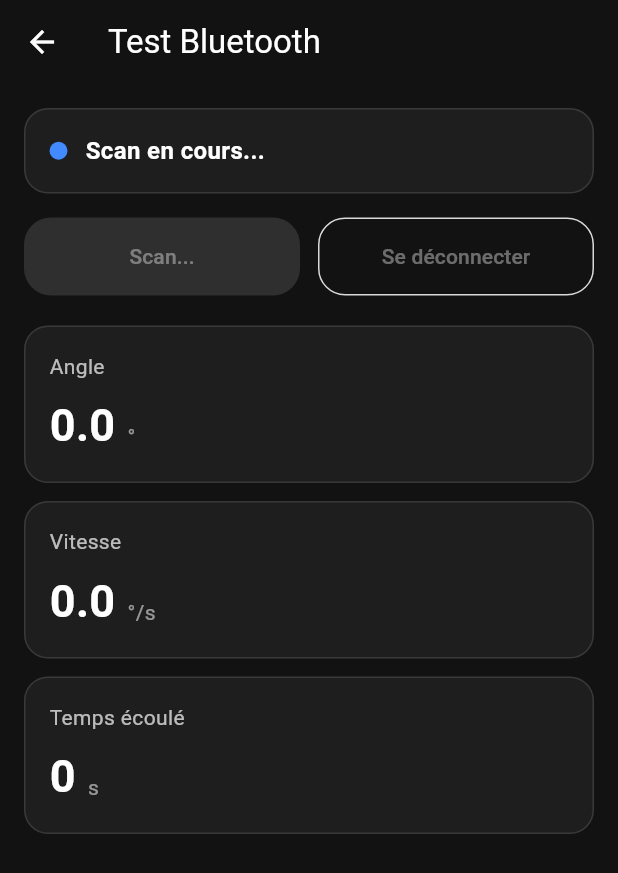
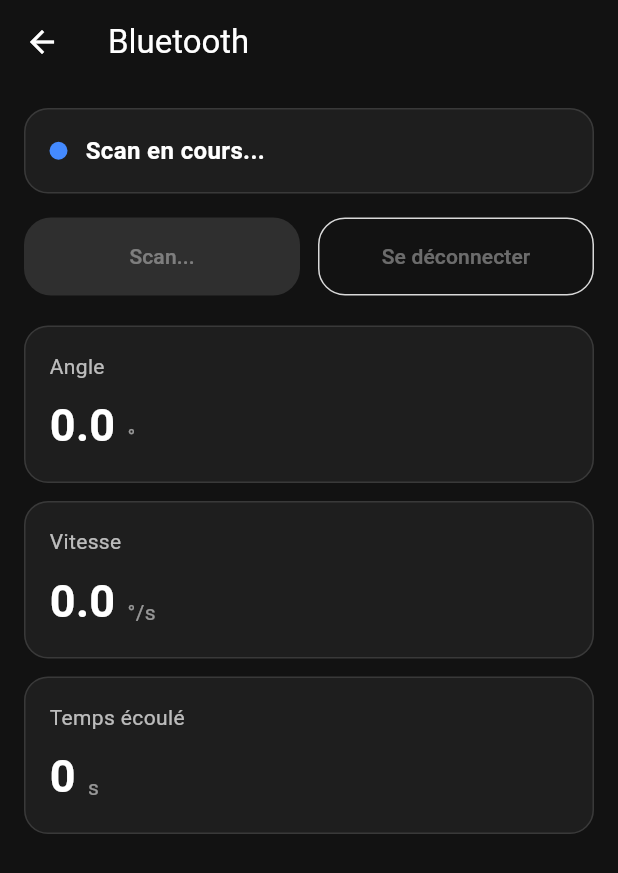
Before and after one commit to ftholoza/Hikari, a Flutter app: the BluetoothTestPage screen opened directly, after a tap on "Scanner", on a phone screen of 412 x 824 dp. Shown: the top 873 px of the screen. Run offline on Flutter 3.47's test engine with Material 3 defaults, Android fonts, the phone set to English and light mode, and no system bars; our stand-ins replace flutter_blue_plus.

Commit message:
bluetooth

```diff
--- a/lib/bluetooth/ble_service.dart
+++ b/lib/bluetooth/ble_service.dart
@@ -6,6 +6,12 @@ import 'package:flutter_blue_plus/flutter_blue_plus.dart';
 import 'models/orthese_data.dart';
 
 class BleService {
+  BleService._internal();
+
+  static final BleService _instance = BleService._internal();
+
+  factory BleService() => _instance;
+
   static const String targetDeviceName = 'ESP32_Orthese';
 
   static final Guid serviceUuid =
@@ -28,7 +34,14 @@ class BleService {
   Stream<bool> get connectionStream => _connectionController.stream;
 
   BluetoothDevice? get device => _device;
+
   bool get isConnected => _device != null && _characteristic != null;
+
+  String? get connectedDeviceName {
+    if (_device == null) return null;
+    if (_device!.platformName.isNotEmpty) return _device!.platformName;
+    return _device!.remoteId.str;
+  }
 
   Future<List<ScanResult>> scanDevices() async {
     final Map<String, ScanResult> uniqueResults = {};
@@ -37,8 +50,8 @@ class BleService {
 
     final subscription = FlutterBluePlus.scanResults.listen((results) {
       for (final result in results) {
-        final remoteId = result.device.remoteId.str;
-        uniqueResults[remoteId] = result;
+        final id = result.device.remoteId.str;
+        uniqueResults[id] = result;
       }
     });
 
@@ -76,18 +89,22 @@ class BleService {
               await _characteristic!.setNotifyValue(true);
 
               await _characteristicSubscription?.cancel();
+
               _characteristicSubscription =
                   _characteristic!.lastValueStream.listen((value) {
                 try {
                   if (value.isEmpty) return;
 
                   final raw = utf8.decode(value).trim();
+
                   final parsed = OrtheseData.fromBleString(raw);
+
                   _dataController.add(parsed);
                 } catch (_) {}
               });
 
               _connectionController.add(true);
+
               return true;
             }
           }
@@ -114,6 +131,7 @@ class BleService {
     }
 
     _device = null;
+
     _connectionController.add(false);
   }
 
--- a/lib/pages/bluetooth/bluetooth_test_page.dart
+++ b/lib/pages/bluetooth/bluetooth_test_page.dart
@@ -239,7 +239,7 @@ class _BluetoothTestPageState extends State<BluetoothTestPage> {
 
     return Scaffold(
       appBar: AppBar(
-        title: const Text('Test Bluetooth'),
+        title: const Text('Bluetooth'),
       ),
       backgroundColor: const Color(0xFF121212),
       body: SafeArea(
```
Also changed, not shown: lib/pages/home/accueil_page.dart (+5 -3 lines).
